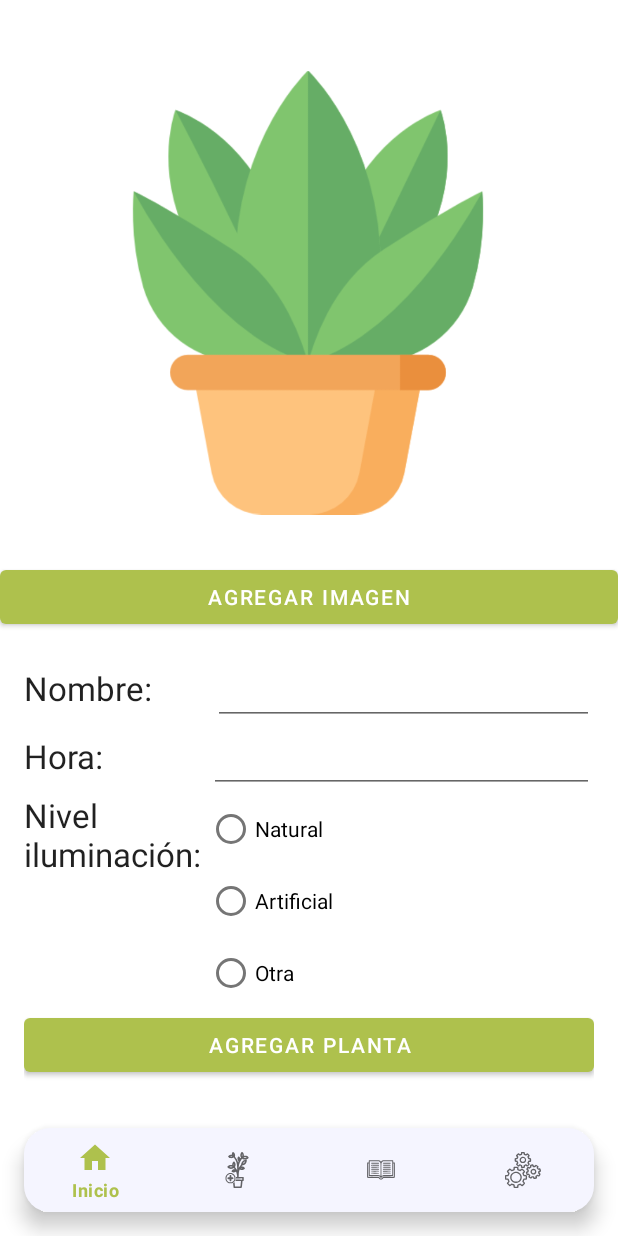
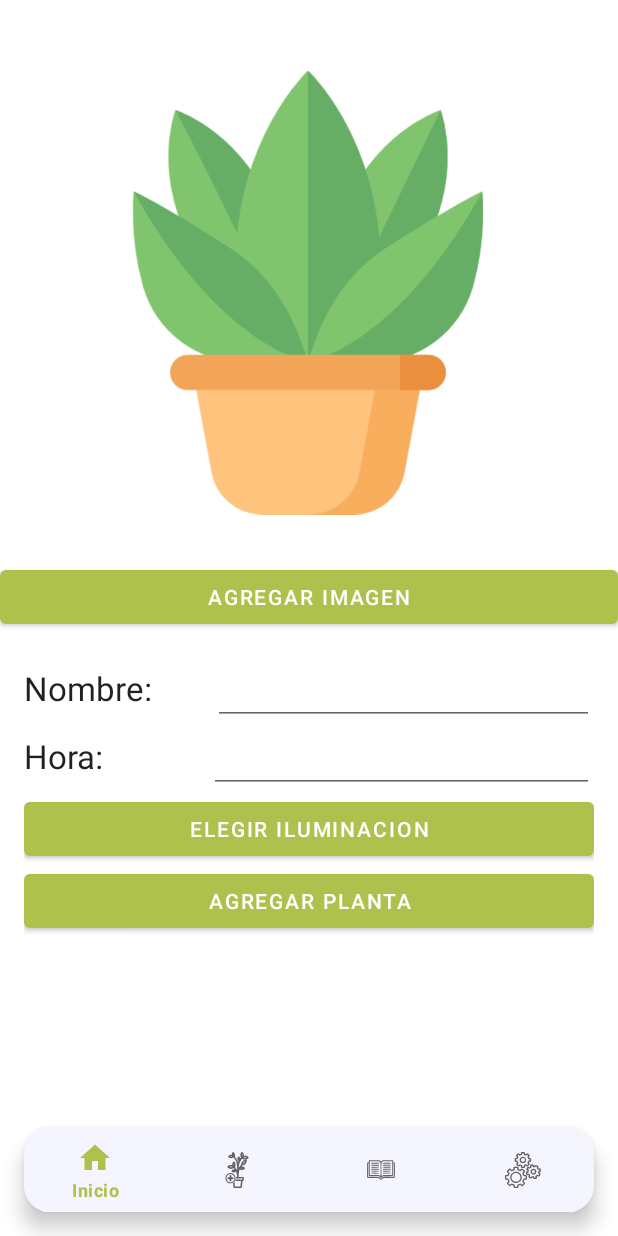
Before and after one commit to Brunox117/PlantifyBCR, an Android app: the AgregarPlantaFrag screen opened through its navigation route, after a tap on "AGREGAR PLANTA", on a phone screen of 412 x 824 dp. Run offline under Robolectric (Android 15) with nearby library versions, the phone set to English and light mode, and no system bars; our stand-ins replace Firebase (no records; nobody signed in at launch, a user with empty details on screens opened directly), navigation-ui; libraries missing offline, so code that uses them is left out: com.firebase.ui; 4 statements that could not run were skipped.

Commit message:
Cambios en los arrays de plantas

```diff
--- a/app/src/main/java/mx/itesm/bcr/plantifybcr/AgregarPlantaFrag.kt
+++ b/app/src/main/java/mx/itesm/bcr/plantifybcr/AgregarPlantaFrag.kt
@@ -22,6 +22,7 @@ import mx.itesm.bcr.plantifybcr.ui.home.HomeViewModel
 import mx.itesm.bcr.plantifybcr.ui.notifications.NotificationsFragment
 import android.Manifest.permission.CAMERA
 import android.Manifest.permission.WRITE_EXTERNAL_STORAGE
+import android.app.AlertDialog
 import android.content.Context
 import android.os.Handler
 import androidx.fragment.app.activityViewModels
@@ -36,6 +37,9 @@ class AgregarPlantaFrag : Fragment(), OnFragmentActionsListener {
     private var _tokken = ""
     private lateinit var binding: AgregarPlantaFragmentBinding
     private var listener: OnFragmentActionsListener? = null
+    private val opcionesIluminacion = arrayOf("Natural","Artificial","Ninguna")
+    private var iluminacion = ""
+    private var grupo = "Esta planta no pertenece a ningun grupo"
     override fun onCreateView(
         inflater: LayoutInflater, container: ViewGroup?,
         savedInstanceState: Bundle?
@@ -45,6 +49,19 @@ class AgregarPlantaFrag : Fragment(), OnFragmentActionsListener {
         binding.btnAgregarPlanta.setOnClickListener {
             agregarPlanta()
         }
+        binding.btnIluminacion.setOnClickListener {
+            val builderSingle = AlertDialog.Builder(requireContext())
+            builderSingle.setTitle("Iluminación")
+            builderSingle.setPositiveButton(getString(android.R.string.ok)){
+                dialog,_ ->
+                dialog.dismiss()
+            }
+            builderSingle.setSingleChoiceItems(opcionesIluminacion,3){
+                dialog,which ->
+                iluminacion = opcionesIluminacion[which]
+            }
+            builderSingle.show()
+        }
         return root
     }
 
@@ -52,10 +69,13 @@ class AgregarPlantaFrag : Fragment(), OnFragmentActionsListener {
         val baseDatos = Firebase.database
         val nombre = binding.tvNombre.text.toString()
         val horaRiego = binding.tvHora.text.toString()
-        var iluminacion = "Artificial"
-        val planta = Planta(nombre,horaRiego,iluminacion)
+        val planta = Planta(nombre,horaRiego,iluminacion,grupo)
+        if(grupo == "Esta planta no pertenece a ningun grupo"){
+            println("No agregamos la planta a ningun grupo")
+        }
         val referencia = baseDatos.getReference("/Usuarios/$_tokken/Plantas/$nombre")
         referencia.setValue(planta)
+        iluminacion = ""
         binding.tvNombre.text.clear()
         binding.tvHora.text.clear()
     }
--- a/app/src/main/java/mx/itesm/bcr/plantifybcr/Planta.kt
+++ b/app/src/main/java/mx/itesm/bcr/plantifybcr/Planta.kt
@@ -6,7 +6,8 @@ import java.time.LocalTime
 data class Planta(
     var nombre: String="",
     var hora: String="",
-    var iluminacion: String=""
+    var iluminacion: String="",
+    var grupo: String="Esta planta no pertenece a ningun grupo"
     /*var foto: Int=0,
     var temperaturaIdeal: Int=0,
     var humedadIdeal: Int=0,
--- a/app/src/main/res/layout/agregar_planta_fragment.xml
+++ b/app/src/main/res/layout/agregar_planta_fragment.xml
@@ -92,50 +92,12 @@
 
             </LinearLayout>
 
-            <RadioGroup
+            <Button
+                android:id="@+id/btnIluminacion"
                 android:layout_width="match_parent"
-                android:layout_height="match_parent"
-                android:layout_weight="1" >
-
-                <LinearLayout
-                    android:layout_width="match_parent"
-                    android:layout_height="match_parent"
-                    android:orientation="horizontal">
-
-                    <TextView
-                        android:id="@+id/textView12"
-                        android:layout_width="244dp"
-                        android:layout_height="match_parent"
-                        android:layout_weight="1"
-                        android:text="Nivel iluminación: "
-                        android:textAppearance="@style/TextAppearance.AppCompat.Large" />
-
-                    <LinearLayout
-                        android:layout_width="match_parent"
-                        android:layout_height="match_parent"
-                        android:layout_weight="1"
-                        android:orientation="vertical">
-
-                        <RadioButton
-                            android:id="@+id/btnIluminacion1"
-                            android:layout_width="match_parent"
-                            android:layout_height="wrap_content"
-                            android:text="Natural" />
-
-                        <RadioButton
-                            android:id="@+id/btnIluminacion2"
-                            android:layout_width="match_parent"
-                            android:layout_height="wrap_content"
-                            android:text="Artificial" />
-
-                        <RadioButton
-                            android:id="@+id/btnIluminacion3"
-                            android:layout_width="match_parent"
-                            android:layout_height="wrap_content"
-                            android:text="Otra" />
-                    </LinearLayout>
-                </LinearLayout>
-            </RadioGroup>
+                android:layout_height="wrap_content"
+                android:layout_weight="1"
+                android:text="ELEGIR ILUMINACION" />
 
             <Button
                 android:id="@+id/btnAgregarPlanta"
```
